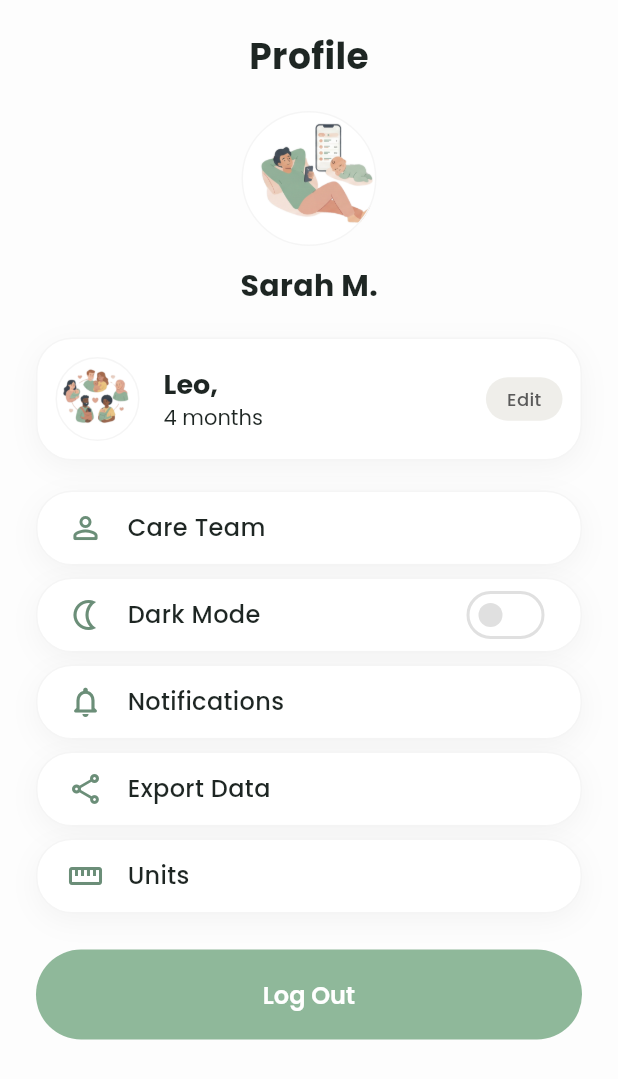
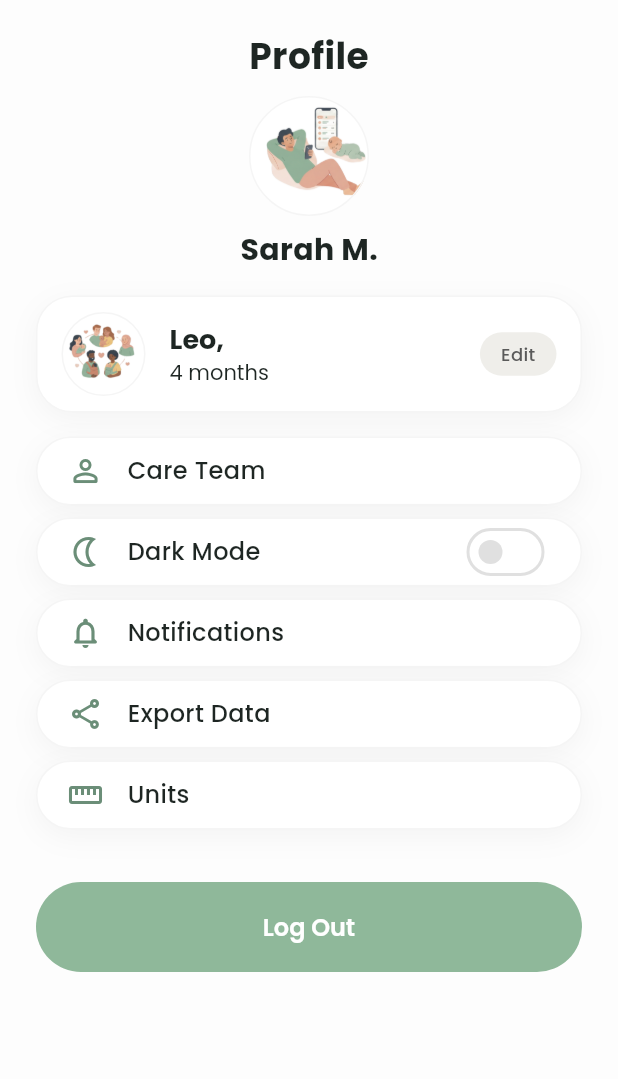
Before and after one commit to Musama987/baby_care, a Flutter app: the ProfileScreen screen opened directly, on a phone screen of 412 x 824 dp. Shown: the top 1079 px of the screen. Run offline on Flutter 3.47's test engine with Material 3 defaults, Android fonts, the phone set to English and light mode, and no system bars; our stand-ins replace google_fonts, image_picker, persistent_bottom_nav_bar, timeline_tile.

Commit message:
feat: Add ProfileScreen with user details and settings, and create the initial home screen file.

```diff
--- a/lib/screens/navbar/home/profile/profile.dart
+++ b/lib/screens/navbar/home/profile/profile.dart
@@ -31,12 +31,12 @@ class _ProfileScreenState extends State<ProfileScreen> {
                   color: const Color(0xFF1E2623),
                 ),
               ),
-              const SizedBox(height: 20),
+              const SizedBox(height: 10),
 
               // --- User Avatar ---
               Container(
-                height: 90,
-                width: 90,
+                height: 80,
+                width: 80,
                 decoration: BoxDecoration(
                   shape: BoxShape.circle,
                   color: Colors.grey.shade200,
@@ -47,7 +47,7 @@ class _ProfileScreenState extends State<ProfileScreen> {
                   border: Border.all(color: Colors.grey.shade100),
                 ),
               ),
-              const SizedBox(height: 12),
+              const SizedBox(height: 8),
 
               // --- User Name ---
               Text(
@@ -58,11 +58,14 @@ class _ProfileScreenState extends State<ProfileScreen> {
                   color: const Color(0xFF1E2623),
                 ),
               ),
-              const SizedBox(height: 20),
+              const SizedBox(height: 16),
 
               // --- Baby Details Card (Leo) ---
               Container(
-                padding: const EdgeInsets.all(12),
+                padding: const EdgeInsets.symmetric(
+                  horizontal: 16,
+                  vertical: 10,
+                ),
                 decoration: BoxDecoration(
                   color: Colors.white, // Pure White
                   borderRadius: BorderRadius.circular(24),
@@ -143,7 +146,7 @@ class _ProfileScreenState extends State<ProfileScreen> {
                   ],
                 ),
               ),
-              const SizedBox(height: 20),
+              const SizedBox(height: 16),
 
               // --- Menu Items (Now matching Leo Card Style) ---
               _buildMenuItem(
@@ -186,7 +189,7 @@ class _ProfileScreenState extends State<ProfileScreen> {
                 onTap: () {},
               ),
 
-              const SizedBox(height: 24),
+              const SizedBox(height: 35),
 
               // --- Log Out Button ---
               SizedBox(
@@ -219,7 +222,6 @@ class _ProfileScreenState extends State<ProfileScreen> {
                   ),
                 ),
               ),
-              const SizedBox(height: 20),
             ],
           ),
         ),
@@ -256,7 +258,7 @@ class _ProfileScreenState extends State<ProfileScreen> {
           onTap: isSwitch ? null : onTap,
           borderRadius: BorderRadius.circular(24),
           child: Padding(
-            padding: const EdgeInsets.symmetric(horizontal: 20, vertical: 12),
+            padding: const EdgeInsets.symmetric(horizontal: 20, vertical: 10),
             child: Row(
               children: [
                 Icon(
```
Also changed, not shown: lib/screens/navbar/home/home.dart (+8 -4 lines).
